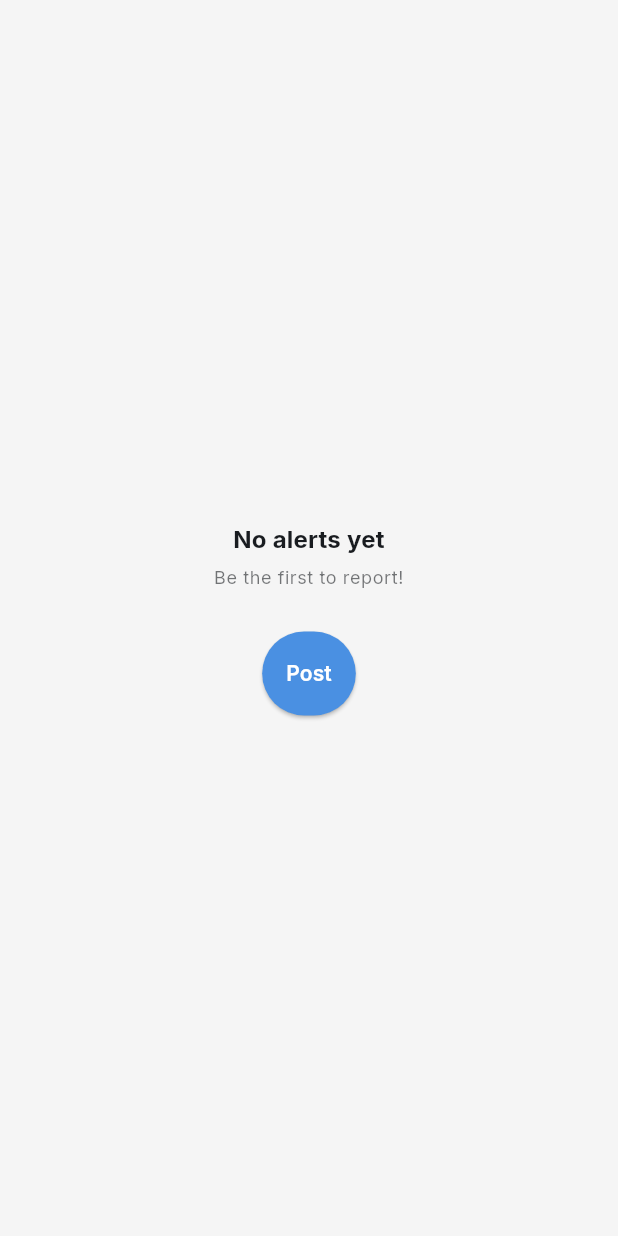
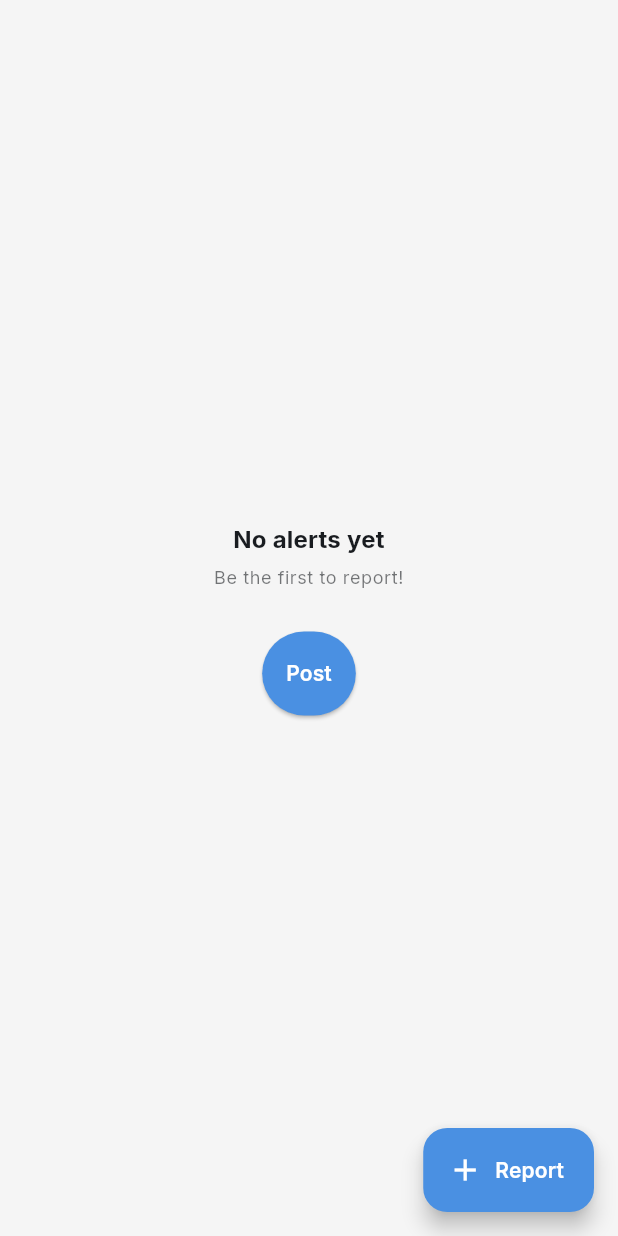
Before and after one commit to yangakandeni/carlet, a Flutter app: the FeedScreen screen opened directly, on a phone screen of 412 x 824 dp. Run offline on Flutter 3.47's test engine with Material 3 defaults, Android fonts, the light colour scheme and no system bars; drawn by our look-alikes of toastification; our stand-ins replace cloud_firestore, firebase_auth, firebase_core, firebase_messaging, firebase_storage, google_fonts and 3 more; accounts and stored records are empty.

Commit message:
fix: Add missing FAB on feed screen

```diff
--- a/lib/screens/feed/feed_screen.dart
+++ b/lib/screens/feed/feed_screen.dart
@@ -1,3 +1,4 @@
+import 'package:carlet/core/theme/app_colors.dart';
 import 'package:flutter/material.dart';
 import 'package:provider/provider.dart';
 
@@ -25,7 +26,8 @@ class _FeedScreenState extends State<FeedScreen> {
   Widget build(BuildContext context) {
     final theme = Theme.of(context);
     final reportService = ReportService();
-    return StreamBuilder<List<Report>>(
+    return Scaffold(
+      body: StreamBuilder<List<Report>>(
         stream: reportService.streamReports(limit: 200),
         builder: (context, snapshot) {
           if (snapshot.hasError) {
@@ -171,6 +173,22 @@ class _FeedScreenState extends State<FeedScreen> {
             separatorBuilder: (_, __) => const SizedBox(height: 12),
           );
         },
+      ),
+      floatingActionButton: FloatingActionButton.extended(
+        onPressed: () async {
+          final navigator = Navigator.of(context);
+          final result = await navigator.pushNamed(
+            CreateReportScreen.routeName,
+          );
+          if (!context.mounted) return;
+          if (result == true) {
+            AppSnackbar.showSuccess(context, 'Report posted.');
+          }
+        },
+        icon: const Icon(Icons.add, color: AppColors.lightSurface,),
+        label: const Text('Report', style: TextStyle(color: AppColors.lightSurface),),
+        backgroundColor: AppColors.primary,
+      ),
     );
   }
 }
--- a/lib/screens/profile/profile_screen.dart
+++ b/lib/screens/profile/profile_screen.dart
@@ -198,7 +198,6 @@ class _ProfileScreenState extends State<ProfileScreen> {
                   ),
                 ],
               ),
-              // const SizedBox(height: 24),
               const Spacer(),
               const Divider(),
               const SizedBox(height: 16),
@@ -239,6 +238,7 @@ class _ProfileScreenState extends State<ProfileScreen> {
                 icon: const Icon(Icons.logout),
                 label: const Text('Sign out'),
               ),
+              const SizedBox(height: 24),
             ],
                   ],
                 ),
```
Also changed, not shown: 3 other files. Lines whose indentation alone changed are shown as unchanged.
